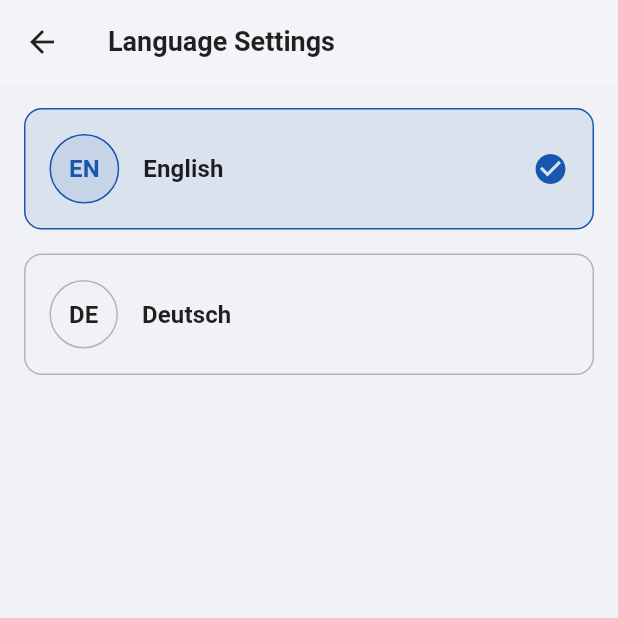
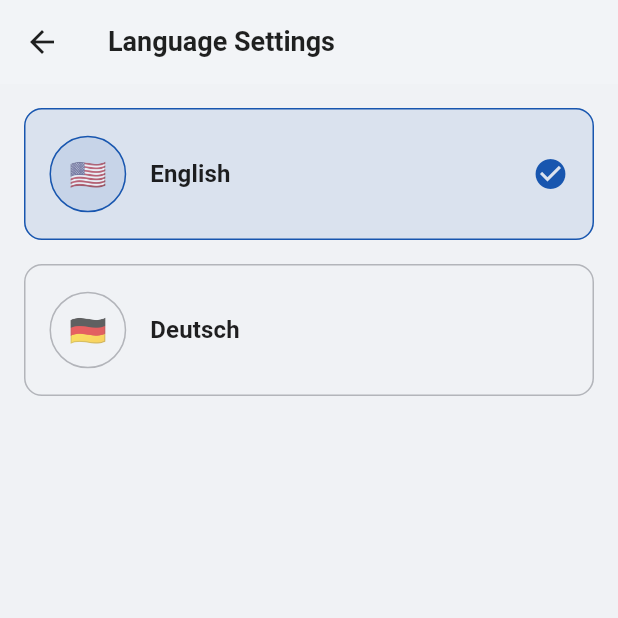
Before and after one commit to furkanarslann/live_chat_app, a Flutter app: the LanguageSettingsPage screen opened directly, on a phone screen of 412 x 824 dp, the top half of it. Run offline on Flutter 3.47's test engine with Material 3 defaults, Android fonts, the phone set to English and light mode, and no system bars; our stand-ins replace cached_network_image, cloud_firestore, dartz, equatable, firebase_auth, firebase_core and 5 more; accounts and stored records are empty; generated files the repository leaves out were written again.

Commit message:
feat: Add country flags.

```diff
--- /dev/null
+++ b/lib/presentation/core/widgets/country_flag.dart
@@ -0,0 +1,31 @@
+import 'package:flutter/material.dart';
+
+class CountryFlag extends StatelessWidget {
+  final String languageCode;
+  final double size;
+
+  const CountryFlag({
+    super.key,
+    required this.languageCode,
+    this.size = 20,
+  });
+
+  String _getFlagEmoji(String languageCode) {
+    switch (languageCode) {
+      case 'en':
+        return '🇺🇸'; // US flag for English
+      case 'de':
+        return '🇩🇪'; // German flag
+      default:
+        return '🌐'; // Globe as fallback
+    }
+  }
+
+  @override
+  Widget build(BuildContext context) {
+    return Text(
+      _getFlagEmoji(languageCode),
+      style: TextStyle(fontSize: size),
+    );
+  }
+}
--- a/lib/presentation/core/widgets/language_selector.dart
+++ b/lib/presentation/core/widgets/language_selector.dart
@@ -1,6 +1,7 @@
 import 'package:flutter/material.dart';
 import 'package:flutter_bloc/flutter_bloc.dart';
 import 'package:live_chat_app/application/language/language_cubit.dart';
+import 'country_flag.dart';
 
 class LanguageSelector extends StatelessWidget {
   const LanguageSelector({super.key});
@@ -21,9 +22,9 @@ class LanguageSelector extends StatelessWidget {
             child: Row(
               mainAxisSize: MainAxisSize.min,
               children: [
-                Icon(
-                  Icons.language,
-                  color: Theme.of(context).colorScheme.primary,
+                CountryFlag(
+                  languageCode: currentLocale.languageCode,
+                  size: 18,
                 ),
                 const SizedBox(width: 8),
                 Text(
@@ -39,7 +40,12 @@ class LanguageSelector extends StatelessWidget {
             return LanguageCubit.supportedLocales.map((Locale locale) {
               return PopupMenuItem<Locale>(
                 value: locale,
-                child: Text(languageCubit.getLanguageName(locale.languageCode)),
+                child: _LanguageOption(
+                  locale: locale,
+                  languageName:
+                      languageCubit.getLanguageName(locale.languageCode),
+                  isSelected: currentLocale.languageCode == locale.languageCode,
+                ),
               );
             }).toList();
           },
@@ -48,3 +54,42 @@ class LanguageSelector extends StatelessWidget {
     );
   }
 }
+
+class _LanguageOption extends StatelessWidget {
+  final Locale locale;
+  final String languageName;
+  final bool isSelected;
+
+  const _LanguageOption({
+    required this.locale,
+    required this.languageName,
+    required this.isSelected,
+  });
+
+  @override
+  Widget build(BuildContext context) {
+    return Row(
+      children: [
+        CountryFlag(
+          languageCode: locale.languageCode,
+          size: 20,
+        ),
+        const SizedBox(width: 12),
+        Expanded(
+          child: Text(
+            languageName,
+            style: Theme.of(context).textTheme.bodyMedium?.copyWith(
+                  fontWeight: isSelected ? FontWeight.bold : FontWeight.normal,
+                ),
+          ),
+        ),
+        if (isSelected)
+          Icon(
+            Icons.check,
+            size: 18,
+            color: Theme.of(context).colorScheme.primary,
+          ),
+      ],
+    );
+  }
+}
--- a/lib/presentation/pages/settings/language_settings_page.dart
+++ b/lib/presentation/pages/settings/language_settings_page.dart
@@ -2,6 +2,7 @@ import 'package:flutter/material.dart';
 import 'package:flutter_bloc/flutter_bloc.dart';
 import 'package:live_chat_app/application/language/language_cubit.dart';
 import 'package:live_chat_app/presentation/core/extensions/build_context_translate_ext.dart';
+import 'package:live_chat_app/presentation/core/widgets/country_flag.dart';
 
 class LanguageSettingsPage extends StatelessWidget {
   const LanguageSettingsPage({super.key});
@@ -99,14 +100,9 @@ class _LanguageOption extends StatelessWidget {
                   ),
                   shape: BoxShape.circle,
                 ),
-                child: Text(
-                  languageCode.toUpperCase(),
-                  style: theme.textTheme.titleMedium?.copyWith(
-                    color: isSelected
-                        ? colorScheme.primary
-                        : colorScheme.onSurface,
-                    fontWeight: FontWeight.bold,
-                  ),
+                child: CountryFlag(
+                  languageCode: languageCode,
+                  size: 20,
                 ),
               ),
               const SizedBox(width: 16),
```
Also changed, not shown: lib/presentation/pages/auth/login_page.dart (+5 -5 lines), lib/presentation/pages/auth/register_page.dart (+5 -5 lines).
